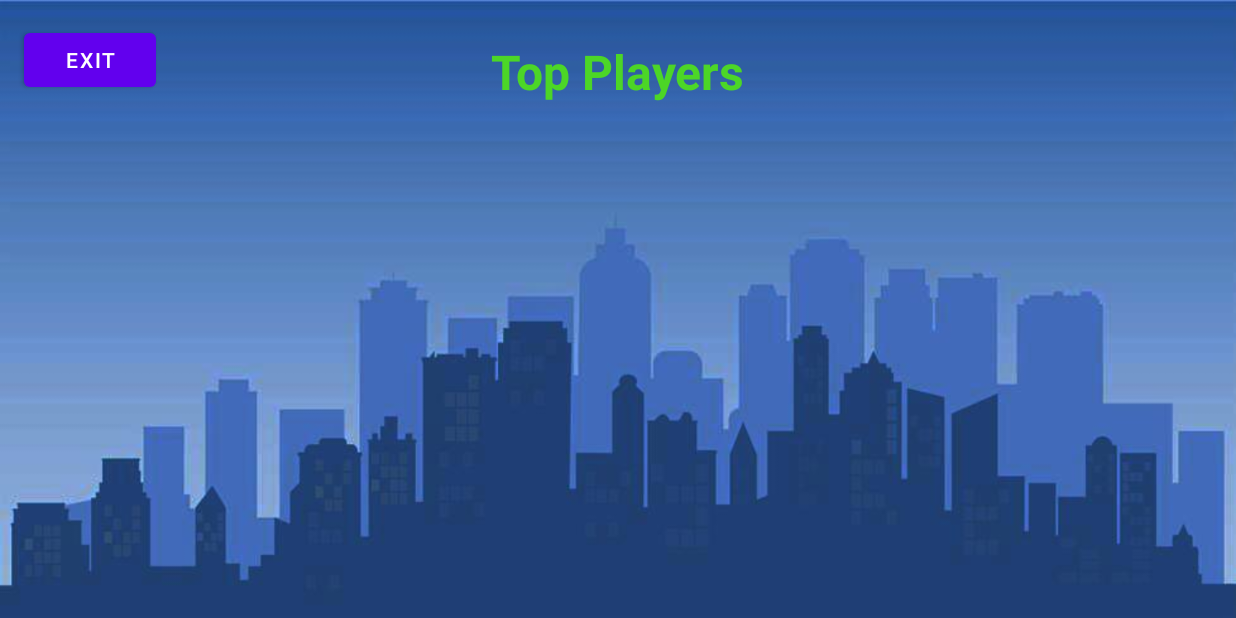
After one commit to yuetaoZ/Android-DefenseCommander, an Android app: the EndActivity screen opened directly, with no data from a screen before it, on a phone screen of 824 x 412 dp (held sideways). The commit adds this screen. Run offline under Robolectric (Android 15) with nearby library versions, the phone set to English and light mode, and no system bars.

Commit message:
Updated TopPlayerInfo after game end.

```diff
--- a/app/src/main/AndroidManifest.xml
+++ b/app/src/main/AndroidManifest.xml
@@ -23,6 +23,8 @@
         </activity>
         <activity android:name=".MainActivity"
             android:screenOrientation="landscape" />
+        <activity android:name=".EndActivity"
+            android:screenOrientation="landscape" />
     </application>
 
 </manifest>
--- /dev/null
+++ b/app/src/main/java/com/example/defensecommander/EndActivity.java
@@ -0,0 +1,57 @@
+package com.example.defensecommander;
+
+import android.content.Intent;
+import android.content.pm.ActivityInfo;
+import android.os.Bundle;
+import android.view.View;
+import android.view.WindowManager;
+import android.widget.Button;
+import android.widget.TextView;
+
+import androidx.appcompat.app.AppCompatActivity;
+
+public class EndActivity extends AppCompatActivity {
+
+    @Override
+    public void onCreate(Bundle savedInstanceState) {
+        super.onCreate(savedInstanceState);
+        setContentView(R.layout.activity_end);
+
+        setupFullScreen();
+
+        loadInfo();
+
+        setUpExitButton();
+    }
+
+    private void setupFullScreen() {
+        getWindow().addFlags(WindowManager.LayoutParams.FLAG_KEEP_SCREEN_ON);
+
+        setRequestedOrientation(ActivityInfo.SCREEN_ORIENTATION_LANDSCAPE);
+
+        getWindow().getDecorView().setSystemUiVisibility(
+                View.SYSTEM_UI_FLAG_LAYOUT_STABLE
+                        | View.SYSTEM_UI_FLAG_LAYOUT_HIDE_NAVIGATION
+                        | View.SYSTEM_UI_FLAG_LAYOUT_FULLSCREEN
+                        | View.SYSTEM_UI_FLAG_HIDE_NAVIGATION
+                        | View.SYSTEM_UI_FLAG_FULLSCREEN
+                        | View.SYSTEM_UI_FLAG_IMMERSIVE_STICKY);
+    }
+
+    private void loadInfo() {
+        Intent intent = getIntent();
+        String player_data = intent.getStringExtra("TopPlayer_DATA");
+        TextView textView = findViewById(R.id.playerInfo);
+        textView.setText(player_data);
+    }
+
+    public void setUpExitButton() {
+        Button button = (Button) findViewById(R.id.exitBtn);
+        button.setOnClickListener(new View.OnClickListener() {
+            public void onClick(View v) {
+                finish();
+                System.exit(0);
+            }
+        });
+    }
+}
--- /dev/null
+++ b/app/src/main/res/layout/activity_end.xml
@@ -0,0 +1,44 @@
+<?xml version="1.0" encoding="utf-8"?>
+<androidx.constraintlayout.widget.ConstraintLayout xmlns:android="http://schemas.android.com/apk/res/android"
+    xmlns:app="http://schemas.android.com/apk/res-auto"
+    android:layout_width="match_parent"
+    android:layout_height="match_parent"
+    android:background="@drawable/background">
+
+    <Button
+        android:id="@+id/exitBtn"
+        android:layout_width="wrap_content"
+        android:layout_height="wrap_content"
+        android:layout_marginStart="16dp"
+        android:layout_marginTop="16dp"
+        android:text="@string/exit"
+        app:layout_constraintStart_toStartOf="parent"
+        app:layout_constraintTop_toTopOf="parent" />
+
+    <TextView
+        android:id="@+id/endTitle"
+        android:layout_width="wrap_content"
+        android:layout_height="wrap_content"
+        android:layout_marginTop="26dp"
+        android:text="@string/top_players"
+        android:textColor="#4CD627"
+        android:textSize="32sp"
+        android:textStyle="bold"
+        app:layout_constraintEnd_toEndOf="parent"
+        app:layout_constraintStart_toStartOf="parent"
+        app:layout_constraintTop_toTopOf="parent" />
+
+    <TextView
+        android:id="@+id/playerInfo"
+        android:layout_width="wrap_content"
+        android:layout_height="wrap_content"
+        android:layout_marginTop="10dp"
+        android:text="@string/player_info"
+        android:textColor="#4CD627"
+        android:textSize="24sp"
+        android:textStyle="bold"
+        app:layout_constraintEnd_toEndOf="parent"
+        app:layout_constraintHorizontal_bias="0.5"
+        app:layout_constraintStart_toStartOf="parent"
+        app:layout_constraintTop_toBottomOf="@+id/endTitle" />
+</androidx.constraintlayout.widget.ConstraintLayout>
--- a/app/src/main/res/values/strings.xml
+++ b/app/src/main/res/values/strings.xml
@@ -7,4 +7,7 @@
     <string name="score">score</string>
     <string name="level">level</string>
     <string name="title_gameOver">Title gameover</string>
+    <string name="exit">Exit</string>
+    <string name="top_players">Top Players</string>
+    <string name="player_info">Player Info</string>
 </resources>
```
Also changed, not shown: app/src/main/java/com/example/defensecommander/MainActivity.java (+46 -10 lines), app/src/main/java/com/example/defensecommander/TopPlayerInfo.java (added, +22 -0 lines), app/src/main/java/com/example/defensecommander/TopScoreDatabaseHandler.java (+24 -39 lines).
